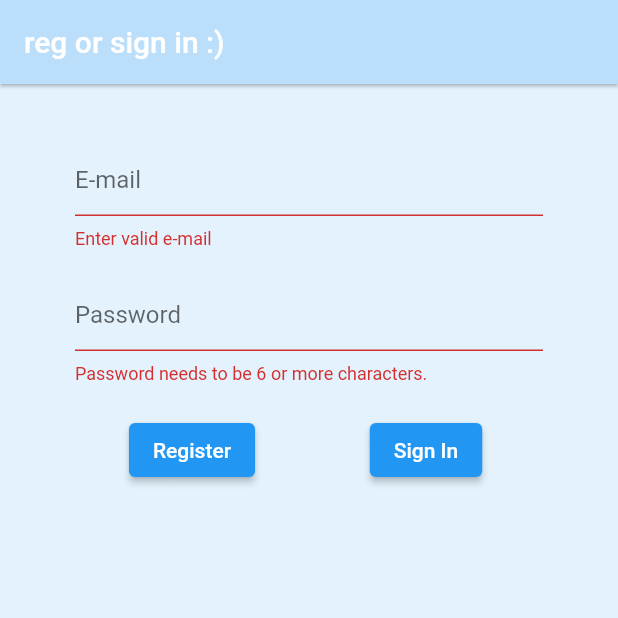
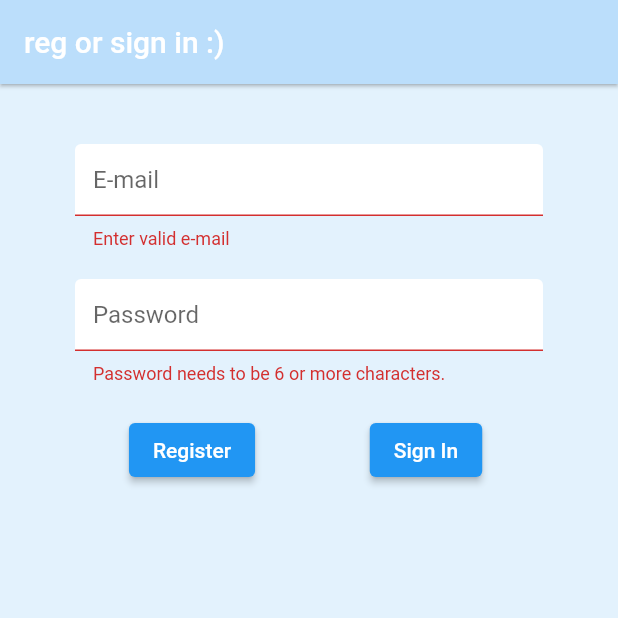
Before and after one commit to dekemvri/mitmi, a Flutter app: the screen it shows after launch, after a tap on "Register", on a phone screen of 412 x 824 dp, the top half of it. Run offline on Flutter 3.47's test engine with Material 2 defaults, Android fonts, the light colour scheme and no system bars; our stand-ins replace firebase_auth, firebase_core, flutter_spinkit; accounts and stored records are empty.

Commit message:
+ loading screen

```diff
--- a/mitmi/lib/screens/auth/reg_and_signin.dart
+++ b/mitmi/lib/screens/auth/reg_and_signin.dart
@@ -1,4 +1,5 @@
 import 'package:flutter/material.dart';
+import 'package:mitmi/loading.dart';
 
 import '../../services/auth.dart';
 
@@ -15,10 +16,13 @@ class _RegisterState extends State<Register> {
   String email = '';
   String password = '';
   String err = '';
+  bool loading = false;
 
   @override
   Widget build(BuildContext context) {
-    return Scaffold(
+    return loading
+        ? Loading()
+        : Scaffold(
             backgroundColor: Colors.blue[50],
             appBar: AppBar(
               backgroundColor: Colors.blue[100],
@@ -26,7 +30,8 @@ class _RegisterState extends State<Register> {
               title: const Text("reg or sign in :)"),
             ),
             body: Container(
-        padding: const EdgeInsets.symmetric(vertical: 20.0, horizontal: 50.0),
+              padding:
+                  const EdgeInsets.symmetric(vertical: 20.0, horizontal: 50.0),
               child: Form(
                   key: _formKey,
                   child: Column(
@@ -42,7 +47,21 @@ class _RegisterState extends State<Register> {
                             return null;
                           }
                         },
-                  decoration: InputDecoration(hintText: "E-mail"),
+                        decoration: InputDecoration(
+                          hintText: "E-mail",
+                          fillColor: Colors.white,
+                          filled: true,
+                          enabledBorder: OutlineInputBorder(
+                              borderSide: BorderSide(
+                            color: Color.fromARGB(255, 251, 255, 0),
+                            width: 3,
+                          )),
+                          focusedBorder: OutlineInputBorder(
+                              borderSide: BorderSide(
+                            color: Color.fromARGB(255, 5, 143, 41),
+                            width: 3,
+                          )),
+                        ),
                         onChanged: (em) {
                           setState(() {
                             email = em;
@@ -60,7 +79,21 @@ class _RegisterState extends State<Register> {
                             return null;
                           }
                         },
-                  decoration: InputDecoration(hintText: "Password"),
+                        decoration: InputDecoration(
+                          hintText: "Password",
+                          fillColor: Colors.white,
+                          filled: true,
+                          enabledBorder: OutlineInputBorder(
+                              borderSide: BorderSide(
+                            color: Color.fromARGB(255, 251, 255, 0),
+                            width: 3,
+                          )),
+                          focusedBorder: OutlineInputBorder(
+                              borderSide: BorderSide(
+                            color: Color.fromARGB(255, 5, 143, 41),
+                            width: 3,
+                          )),
+                        ),
                         obscureText: true,
                         onChanged: (ps) {
                           setState(() {
@@ -80,11 +113,16 @@ class _RegisterState extends State<Register> {
                                   child: Text('Register'),
                                   onPressed: () async {
                                     if (_formKey.currentState!.validate()) {
-                                dynamic result =
-                                    await _auth.regMailPass(email, password);
+                                      setState(() {
+                                        loading = true;
+                                      });
+                                      dynamic result = await _auth.regMailPass(
+                                          email, password);
                                       if (result == null) {
                                         setState(() {
-                                    err = "Something went wrong. Try again.";
+                                          err =
+                                              "Something went wrong. Try again.";
+                                          loading = false;
                                         });
                                       }
                                     }
@@ -97,11 +135,12 @@ class _RegisterState extends State<Register> {
                                 child: Text('Sign In'),
                                 onPressed: () async {
                                   if (_formKey.currentState!.validate()) {
-                              dynamic result =
-                                  await _auth.signInMailPass(email, password);
+                                    dynamic result = await _auth.signInMailPass(
+                                        email, password);
                                     if (result == null) {
                                       setState(() {
-                                  err = "Something went wrong. Try again.";
+                                        err =
+                                            "Something went wrong. Try again.";
                                       });
                                     }
                                   }
--- a/mitmi/pubspec.yaml
+++ b/mitmi/pubspec.yaml
@@ -40,6 +40,7 @@ dependencies:
   firebase_auth: ^4.0.2
   cloud_firestore: ^4.0.2
   provider: ^6.0.4
+  flutter_spinkit: ^5.1.0
 
 dev_dependencies:
   flutter_test:
```
Also changed, not shown: mitmi/lib/loading.dart (added, +19 -0 lines), mitmi/pubspec.lock. Lines whose indentation alone changed are shown as unchanged.
